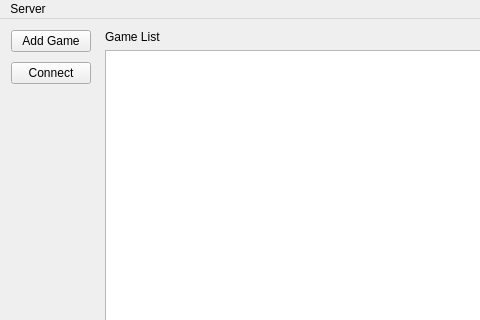
HackerSchool/r2p, file server/server.ui: the form before one commit; both pictures show x 0 to 480 and y 0 to 320 of the 613 by 574 pixel window.
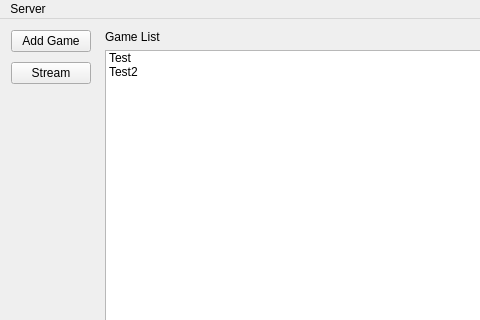
The form after the commit. Icons and pictures are not drawn.

```diff
--- a/server/server.ui
+++ b/server/server.ui
@@ -43,7 +43,7 @@
        <item>
         <widget class="QPushButton" name="connectButton">
          <property name="text">
-          <string>Connect</string>
+          <string>Stream</string>
          </property>
         </widget>
        </item>
@@ -86,7 +86,27 @@
         </widget>
        </item>
        <item>
-        <widget class="QListWidget" name="listWidget"/>
+        <widget class="QListWidget" name="gameList">
+         <property name="spacing">
+          <number>2</number>
+         </property>
+         <property name="wordWrap">
+          <bool>true</bool>
+         </property>
+         <item>
+          <property name="text">
+           <string>Test</string>
+          </property>
+          <property name="flags">
+           <set>ItemIsSelectable|ItemIsEditable|ItemIsDragEnabled|ItemIsDropEnabled|ItemIsUserCheckable|ItemIsEnabled</set>
+          </property>
+         </item>
+         <item>
+          <property name="text">
+           <string>Test2</string>
+          </property>
+         </item>
+        </widget>
        </item>
       </layout>
      </widget>
```
Left out of the diff: 2 changed lines with no effect on the pictures.
